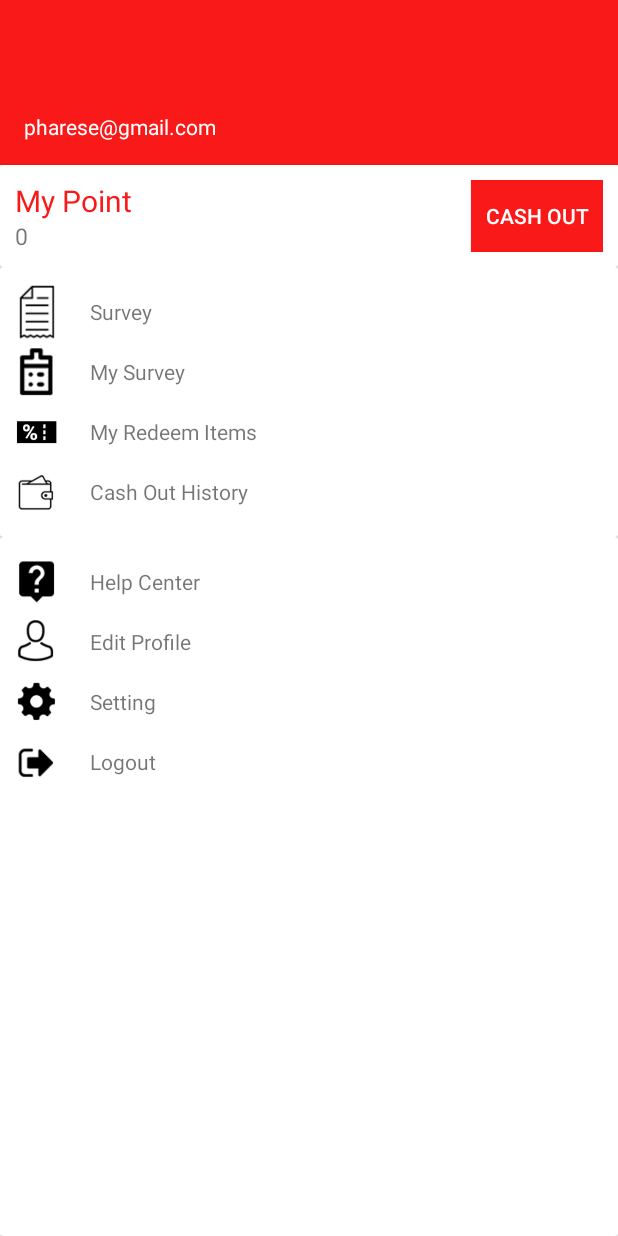
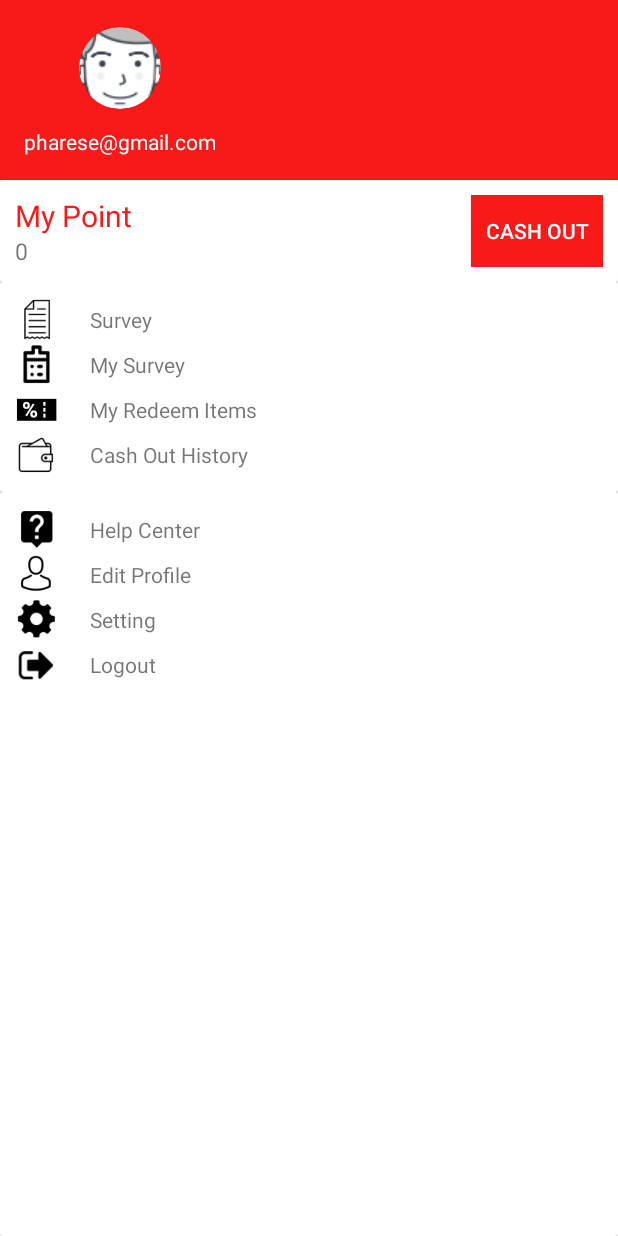
Before and after one commit to iputumeda/kodegift, an Android app: the fragment NavigationDrawerFragment shown on its own in the app's theme, on a phone screen of 412 x 824 dp. Run offline under Robolectric (Android 15) with nearby library versions, the phone set to English and light mode, and no system bars; our stand-ins replace CircleImageView; 1 statement that could not run was skipped.

Commit message:
Menambahkan circel view pada edit profile dan navigaiton drawer

```diff
--- a/app/build.gradle
+++ b/app/build.gradle
@@ -34,4 +34,5 @@ dependencies {
     compile 'com.android.support:recyclerview-v7:23.0.0'
     compile 'com.android.support:cardview-v7:23.0.0'
     compile 'com.android.support:gridlayout-v7:+'
+    compile 'de.hdodenhof:circleimageview:2.0.0'
 }
--- a/app/src/main/AndroidManifest.xml
+++ b/app/src/main/AndroidManifest.xml
@@ -11,7 +11,8 @@
         android:name=".controller.AppController"
         android:allowBackup="true"
         android:icon="@mipmap/ic_launcher"
-        android:theme="@style/AppTheme">
+        android:theme="@style/AppTheme"
+        android:label="KODEGIFT">
         <activity
             android:name=".FlashScreenActivity"
             android:screenOrientation="portrait">
--- a/app/src/main/res/layout/fragment_navigation_drawer.xml
+++ b/app/src/main/res/layout/fragment_navigation_drawer.xml
@@ -7,15 +7,22 @@
 
     <LinearLayout
         android:layout_width="match_parent"
-        android:layout_height="110dp"
+        android:layout_height="120dp"
         android:orientation="vertical"
         android:padding="16dp"
         android:background="@color/red_color">
-        <ImageView
-            android:layout_width="match_parent"
+
+        <de.hdodenhof.circleimageview.CircleImageView
+            xmlns:app="http://schemas.android.com/apk/res-auto"
+            android:id="@+id/photoField"
+            android:layout_width="wrap_content"
             android:layout_height="0dp"
             android:layout_weight="1"
+            android:src="@drawable/default_profile"
+            app:civ_border_width="2dp"
+            app:civ_border_color="@color/red_color"
             android:layout_marginBottom="10dp"/>
+
         <TextView
             android:layout_width="match_parent"
             android:layout_height="wrap_content"
--- a/app/src/main/res/layout/item_navigation.xml
+++ b/app/src/main/res/layout/item_navigation.xml
@@ -7,13 +7,13 @@
     android:layout_marginRight="20dp">
     <ImageView
         android:layout_width="30dp"
-        android:layout_height="40dp"
+        android:layout_height="30dp"
         android:id="@+id/image_item"
         android:layout_marginRight="20dp" />
     <TextView
         android:gravity="center_vertical"
         android:layout_width="0dp"
-        android:layout_height="40dp"
+        android:layout_height="30dp"
         android:layout_weight="1"
         android:id="@+id/label_item"
         android:text="Survey"/>
```
Also changed, not shown: app/src/main/res/layout/activity_edit_profile.xml (+6 -3 lines), app/src/main/res/drawable/default_profile.png (added).
